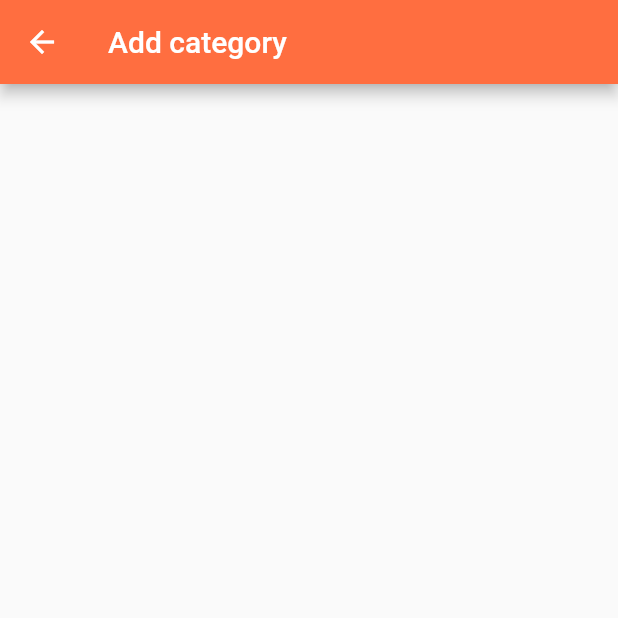
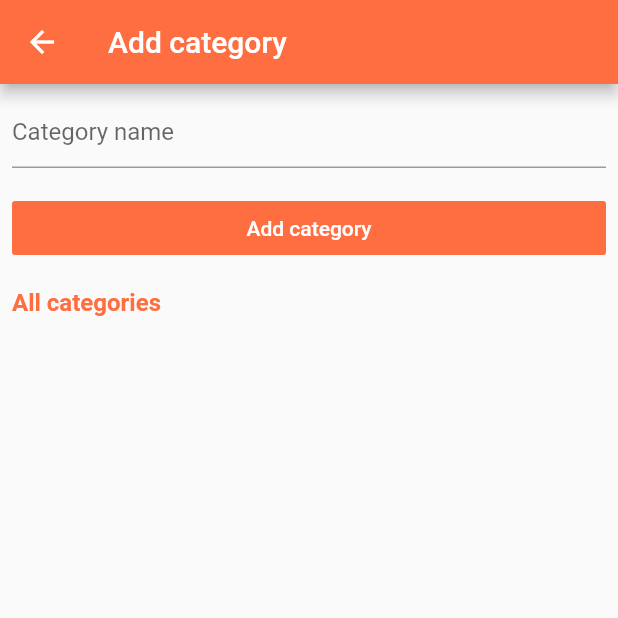
Before and after one commit to kgykn/food_delivery_app, a Flutter app: the AdminPage screen opened directly, after a tap on "Add category", on a phone screen of 412 x 824 dp, the top half of it. Run offline on Flutter 3.47's test engine with Material 2 defaults, Android fonts, the phone set to English and light mode, and no system bars; our stand-ins replace cloud_firestore, email_validator, firebase_auth, firebase_storage, flutter_conditional_rendering, flutter_spinkit and 1 more; accounts and stored records are empty.

Commit message:
Minor changes

```diff
--- a/lib/Admin/AddCategory.dart
+++ b/lib/Admin/AddCategory.dart
@@ -4,6 +4,7 @@ import 'package:fooddeliveryapp/Components/Categories/CategoryList.dart';
 import 'package:fooddeliveryapp/Database/categoryDatabase.dart';
 import 'package:firebase_storage/firebase_storage.dart';
 import 'package:fooddeliveryapp/Models/category.dart';
+import 'package:fooddeliveryapp/UI/loading.dart';
 import 'package:provider/provider.dart';
 
 class AddCategory extends StatefulWidget {
@@ -12,21 +13,78 @@ class AddCategory extends StatefulWidget {
 }
 
 class _AddCategoryState extends State<AddCategory> {
+  GlobalKey<FormState> _formKey = GlobalKey<FormState>();
+  TextEditingController nameController = TextEditingController();
+
+  CategoryDatabaseService categoryData = CategoryDatabaseService();
+
+  bool _isLoading = false;
+
   @override
   Widget build(BuildContext context) {
-    return Scaffold(
+    return !_isLoading
+        ? Scaffold(
             appBar: AppBar(
                 backgroundColor: Colors.deepOrangeAccent,
                 title: Text(
                   'Add category',
                   style: (TextStyle(color: Colors.white)),
                 )),
-      body: Container(
+            body: Form(
+                key: _formKey,
+                child: ListView(children: <Widget>[
+                  Padding(
+                    padding: const EdgeInsets.all(8.0),
+                    child: TextFormField(
+                      controller: nameController,
+                      keyboardType: TextInputType.number,
+                      decoration: InputDecoration(hintText: "Category name"),
+                      validator: (value) => value.isEmpty
+                          ? 'Category name can\'t be empty!'
+                          : null,
+                    ),
+                  ),
+                  Padding(
+                    padding: const EdgeInsets.all(8.0),
+                    child: FlatButton(
+                        color: Colors.deepOrangeAccent,
+                        child: Text(
+                          'Add category',
+                          style: TextStyle(color: Colors.white),
+                        ),
+                        onPressed: () {
+                          formValidateAndUpload();
+                        }),
+                  ),
+                  Padding(
+                    padding: const EdgeInsets.all(8.0),
+                    child: Text('All categories',
+                        style: TextStyle(
+                            fontSize: 16.0,
+                            fontWeight: FontWeight.bold,
+                            color: Colors.deepOrangeAccent)),
+                  ),
+                  Container(
                       height: 500.0,
                       child: StreamProvider<List<Category>>.value(
                           initialData: List(),
-              value: CategoryDatabaseService().categories,
+                          value: CategoryDatabaseService().categoriesDescending,
                           child: CategoryList())),
-    );
+                ])))
+        : Loading();
+  }
+
+  void formValidateAndUpload() {
+    if (_formKey.currentState.validate()) {
+      setState(() => _isLoading = true);
+
+      categoryData.updateCategoryData({"name": nameController.text});
+
+      _formKey.currentState.reset();
+      setState(() => _isLoading = false);
+      initState();
+    } else {
+      setState(() => _isLoading = false);
     }
   }
+}
--- a/lib/Admin/admin.dart
+++ b/lib/Admin/admin.dart
@@ -19,23 +19,29 @@ class _AdminPageState extends State<AdminPage> {
             )),
         body: ListView(
           children: <Widget>[
-            MaterialButton(
-              onPressed: () => Navigator.of(context)
-                  .push(MaterialPageRoute(builder: (context) => AddProduct())),
+            Padding(
+              padding: const EdgeInsets.all(8.0),
+              child: MaterialButton(
+                onPressed: () => Navigator.of(context).push(
+                    MaterialPageRoute(builder: (context) => AddProduct())),
                 child: Text("Add product",
                     style: TextStyle(
                       color: Colors.white,
                     )),
                 color: Colors.deepOrangeAccent,
               ),
-            MaterialButton(
-              onPressed: () => Navigator.of(context)
-                  .push(MaterialPageRoute(builder: (context) => AddCategory())),
+            ),
+            Padding(
+              padding: const EdgeInsets.all(8.0),
+              child: MaterialButton(
+                onPressed: () => Navigator.of(context).push(
+                    MaterialPageRoute(builder: (context) => AddCategory())),
                 child: Text("Add category",
                     style: TextStyle(
                       color: Colors.white,
                     )),
                 color: Colors.deepOrangeAccent,
+              ),
             )
           ],
         ));
--- a/lib/Database/categoryDatabase.dart
+++ b/lib/Database/categoryDatabase.dart
@@ -8,7 +8,7 @@ class CategoryDatabaseService {
   final CollectionReference categoryCollection =
       Firestore.instance.collection('categories');
 
-  Future<void> updateProductData(Map<String, dynamic> data) async {
+  Future<void> updateCategoryData(Map<String, dynamic> data) async {
     return await categoryCollection.document(categoryId).setData(data);
   }
 
@@ -22,4 +22,17 @@ class CategoryDatabaseService {
             ))
         .toList());
   }
+
+  Stream<List<Category>> get categoriesDescending {
+    Stream<QuerySnapshot> stream = Firestore.instance
+        .collection("categories")
+        .orderBy('name', descending: false)
+        .snapshots();
+
+    return stream.map((qShot) => qShot.documents
+        .map((doc) => Category(
+              name: doc.data['name'],
+            ))
+        .toList());
+  }
 }
--- a/lib/HomePage/HomePage.dart
+++ b/lib/HomePage/HomePage.dart
@@ -4,7 +4,7 @@ import 'package:fooddeliveryapp/Authenticate/auth.dart';
 import 'package:fooddeliveryapp/Database/productDatabase.dart';
 import 'package:fooddeliveryapp/Components/Products/ProductList.dart';
 import 'package:fooddeliveryapp/Models/product.dart';
-import 'package:fooddeliveryapp/UserProfile/user_profile.dart';
+import 'package:fooddeliveryapp/UserProfile/UserProfile.dart';
 import 'package:provider/provider.dart';
 
 class HomePage extends StatefulWidget {
--- a/lib/UserProfile/user_profile.dart
+++ b/lib/UserProfile/UserProfile.dart
@@ -16,7 +16,9 @@ class _UserProfileState extends State<UserProfile> {
         ),
         body: ListView(
           children: <Widget>[
-            MaterialButton(
+            Padding(
+              padding: const EdgeInsets.all(8.0),
+              child: MaterialButton(
                 onPressed: () async {
                   await _auth.signOut();
                   Navigator.pop(context);
@@ -26,6 +28,7 @@ class _UserProfileState extends State<UserProfile> {
                       color: Colors.white,
                     )),
                 color: Colors.deepOrangeAccent,
+              ),
             )
           ],
         ));
```
Also changed, not shown: lib/Admin/AddProduct.dart (+20 -12 lines). Lines whose indentation alone changed are shown as unchanged.
